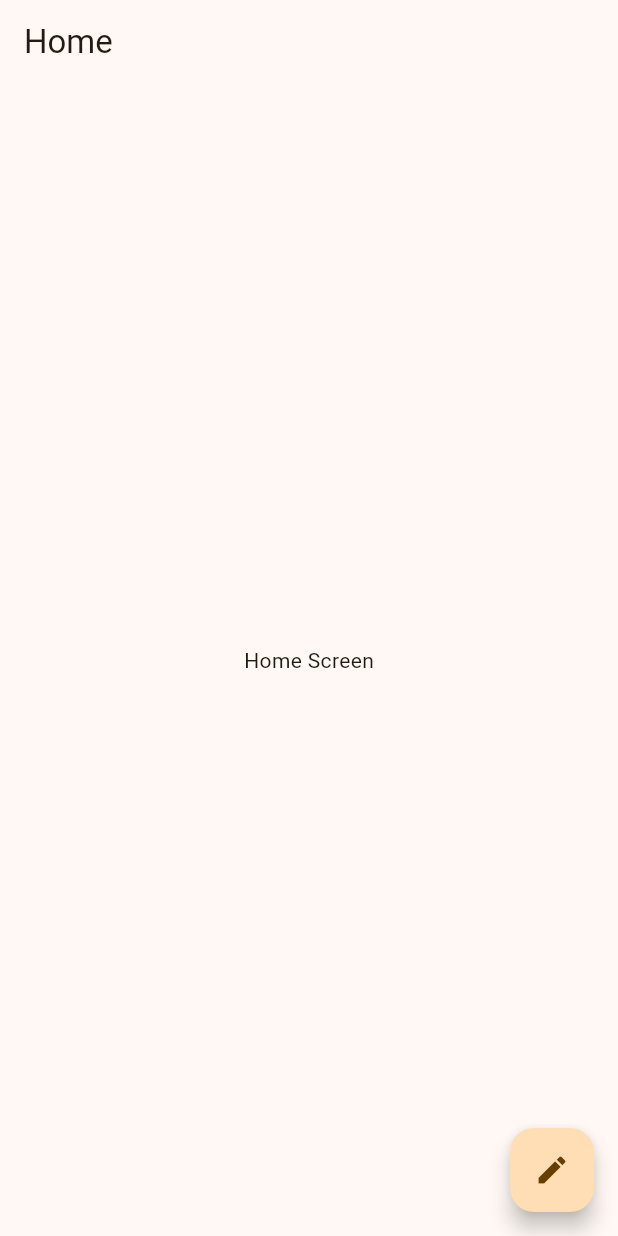
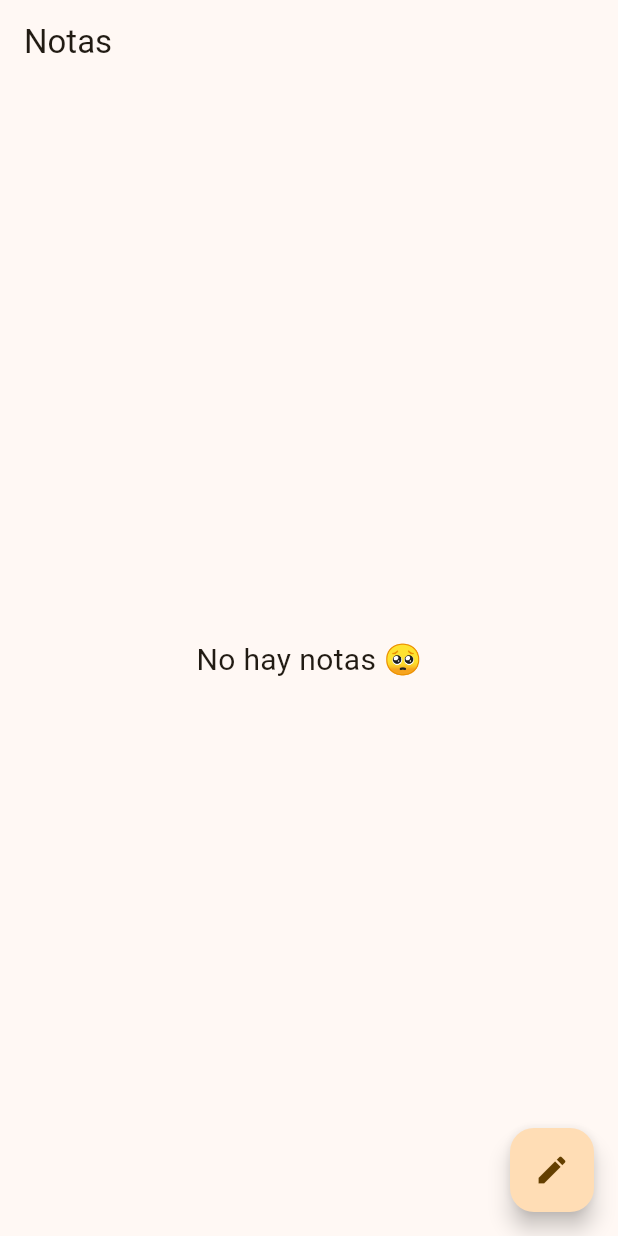
Before and after one commit to JuanJose21/flutter-notes-app, a Flutter app: the screen it shows after launch, on a phone screen of 412 x 824 dp. Run offline on Flutter 3.47's test engine with Material 3 defaults, Android fonts, the phone set to English and light mode, and no system bars.

```diff
--- /dev/null
+++ b/devtools_options.yaml
@@ -0,0 +1,3 @@
+description: This file stores settings for Dart & Flutter DevTools.
+documentation: https://docs.flutter.dev/tools/devtools/extensions#configure-extension-enablement-states
+extensions:
--- a/lib/main.dart
+++ b/lib/main.dart
@@ -1,5 +1,7 @@
 import 'package:flutter/material.dart';
+import 'package:flutter_notes_app/presentation/providers/notes_provider.dart';
 import 'package:flutter_notes_app/presentation/screens/home_screen.dart';
+import 'package:provider/provider.dart';
 
 void main() {
   runApp(const MyApp());
@@ -10,13 +12,16 @@ class MyApp extends StatelessWidget {
 
   @override
   Widget build(BuildContext context) {
-    return MaterialApp(
-      debugShowCheckedModeBanner: false,
-      theme: ThemeData(
-        useMaterial3: true,
-        colorSchemeSeed: Colors.yellow.shade800,
+    return MultiProvider(
+      providers: [ChangeNotifierProvider(create: (_) => NotesProvider())],
+      child: MaterialApp(
+        debugShowCheckedModeBanner: false,
+        theme: ThemeData(
+          useMaterial3: true,
+          colorSchemeSeed: Colors.yellow.shade800,
+        ),
+        home: const HomeScreen(),
       ),
-      home: const HomeScreen(),
     );
   }
 }
--- /dev/null
+++ b/lib/presentation/providers/notes_provider.dart
@@ -0,0 +1,20 @@
+import 'package:flutter/material.dart';
+
+class NotesProvider extends ChangeNotifier {
+  final List<Map<String, String>> _notes = [];
+
+  List<Map<String, String>> get notes => _notes;
+
+  void add(String title, String description) {
+    _notes.add({
+      'title': title,
+      'description': description,
+    });
+    notifyListeners();
+  }
+
+  void remove(String id) {
+    _notes.removeWhere((element) => element['id'] == id);
+    notifyListeners();
+  }
+}
--- a/lib/presentation/screens/home_screen.dart
+++ b/lib/presentation/screens/home_screen.dart
@@ -1,5 +1,9 @@
 import 'package:flutter/material.dart';
-import 'package:flutter_notes_app/presentation/atoms/custom_app_bar.dart';
+import 'package:flutter_notes_app/presentation/providers/notes_provider.dart';
+import 'package:flutter_notes_app/presentation/screens/detail_screen.dart';
+import 'package:flutter_notes_app/presentation/widgets/card_notes.dart';
+import 'package:flutter_notes_app/presentation/widgets/custom_app_bar.dart';
+import 'package:provider/provider.dart';
 
 class HomeScreen extends StatefulWidget {
   const HomeScreen({super.key});
@@ -11,10 +15,40 @@ class HomeScreen extends StatefulWidget {
 class _HomeScreenState extends State<HomeScreen> {
   @override
   Widget build(BuildContext context) {
+    final notesProvider = context.watch<NotesProvider>();
+
+    void navigateCard() {
+      Navigator.push(
+        context,
+        MaterialPageRoute(builder: (context) => const DetailScreen()),
+      );
+    }
+
     return Scaffold(
-      appBar: const CustomAppBar(title: 'Home'),
-      body: const Center(
-        child: Text('Home Screen'),
+      appBar: const CustomAppBar(title: 'Notas'),
+      body: Center(
+        child: notesProvider.notes.isEmpty
+            ? const Text(
+                'No hay notas 🥺',
+                style: TextStyle(fontSize: 20),
+              )
+            : Column(
+                children: [
+                  Expanded(
+                    child: ListView.builder(
+                      itemCount: notesProvider.notes.length,
+                      itemBuilder: (context, index) {
+                        final note = notesProvider.notes[index];
+                        return CardNotes(
+                          title: note['title']!,
+                          onPressed: () => notesProvider.remove(note['id']!),
+                          onTap: () => navigateCard(),
+                        );
+                      },
+                    ),
+                  ),
+                ],
+              ),
       ),
       floatingActionButton: FloatingActionButton(
         onPressed: () {},
--- a/pubspec.yaml
+++ b/pubspec.yaml
@@ -35,6 +35,7 @@ dependencies:
   # The following adds the Cupertino Icons font to your application.
   # Use with the CupertinoIcons class for iOS style icons.
   cupertino_icons: ^1.0.6
+  provider: ^6.1.2
 
 dev_dependencies:
   flutter_test:
```
Also changed, not shown: lib/presentation/widgets/card_notes.dart (added, +28 -0 lines), lib/presentation/widgets/custom_app_bar.dart (renamed from lib/presentation/atoms/custom_app_bar.dart), pubspec.lock.
